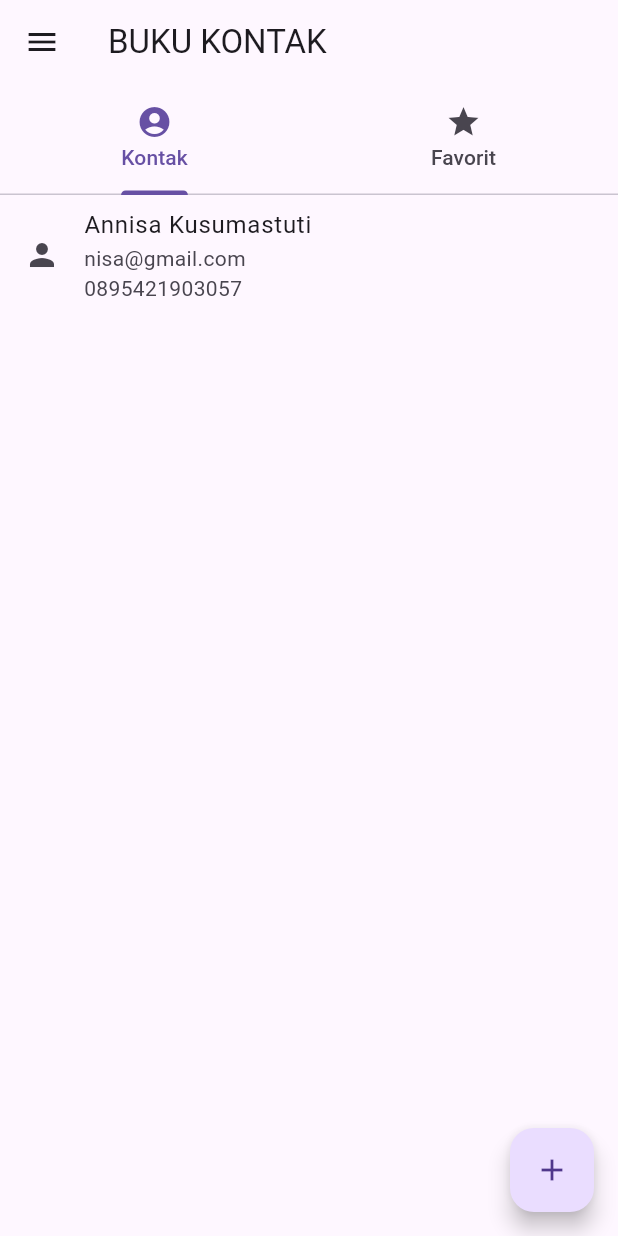
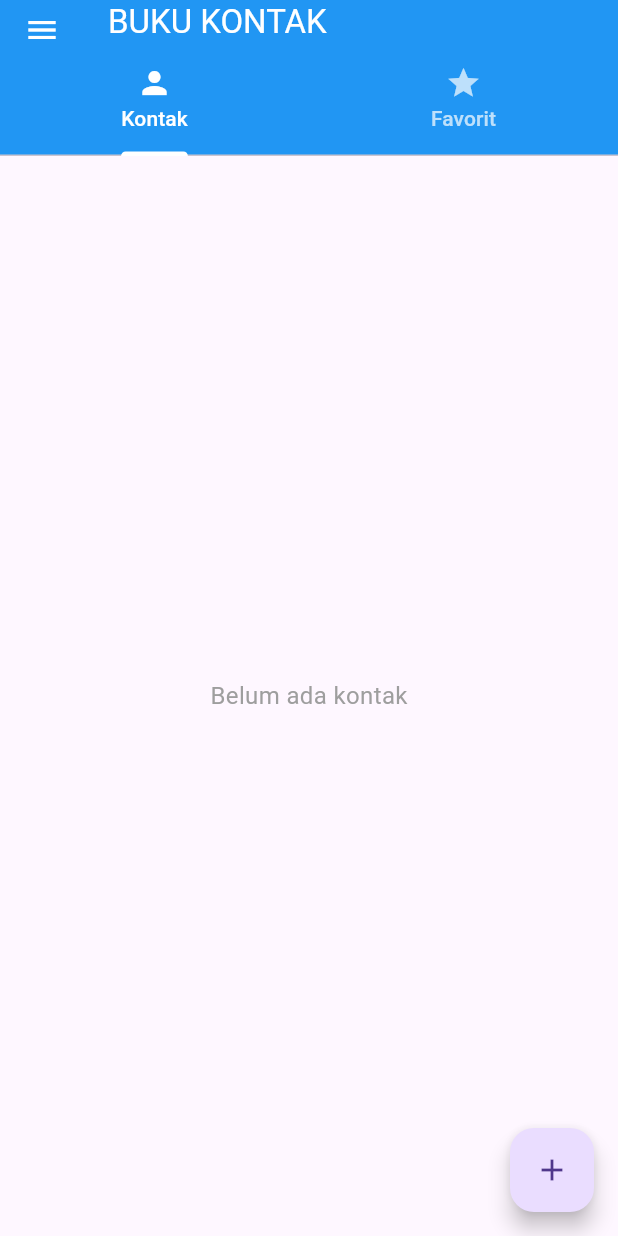
Before and after one commit to akas9-bit/Andreas_BukuKontak, a Flutter app: the screen it shows after launch, on a phone screen of 412 x 824 dp. Run offline on Flutter 3.47's test engine with Material 3 defaults, Android fonts, the light colour scheme and no system bars.

Commit message:
update kode terbaru

```diff
--- a/lib/main.dart
+++ b/lib/main.dart
@@ -1,66 +1,97 @@
 import 'package:flutter/material.dart';
 
 void main() {
-  runApp(const MyApp());
+  runApp(const BukuKontakApp());
 }
 
-class MyApp extends StatelessWidget {
-  const MyApp({super.key});
+class BukuKontakApp extends StatelessWidget {
+  const BukuKontakApp({super.key});
 
   @override
   Widget build(BuildContext context) {
     return MaterialApp(
       debugShowCheckedModeBanner: false,
       title: 'Buku Kontak',
-      theme: ThemeData(
-        primarySwatch: Colors.blue,
-      ),
-      // Menggunakan Named Routes
-      initialRoute: '/',
-      routes: {
-        '/': (context) => const HomePage(),
-        '/tambah': (context) => const TambahKontakPage(),
-        '/tentang': (context) => const TentangPage(),
-      },
+      theme: ThemeData(primarySwatch: Colors.blue),
+      home: const BerandaPage(),
     );
   }
 }
 
-// ---------------------------------------------------
-// HALAMAN UTAMA (Beranda dengan TabBar & Drawer)
-// ---------------------------------------------------
-class HomePage extends StatefulWidget {
-  const HomePage({super.key});
+// Model data untuk kontak
+class KontakModel {
+  final String nama;
+  final String email;
+  final String telepon;
+
+  KontakModel({required this.nama, required this.email, required this.telepon});
+}
+
+class BerandaPage extends StatefulWidget {
+  const BerandaPage({super.key});
 
   @override
-  State<HomePage> createState() => _HomePageState();
+  State<BerandaPage> createState() => _BerandaPageState();
 }
 
-class _HomePageState extends State<HomePage> {
-  // Daftar kontak awal (Contoh data)
-  List<Map<String, String>> kontakList = [
-    {
-      'nama': 'Annisa Kusumastuti',
-      'email': 'nisa@gmail.com',
-      'hp': '0895421903057',
+class _BerandaPageState extends State<BerandaPage>
+    with SingleTickerProviderStateMixin {
+  late TabController _tabController;
+  final List<KontakModel> _daftarKontak = [];
+
+  @override
+  void initState() {
+    super.initState();
+    // Inisialisasi TabController dengan 2 tab
+    _tabController = TabController(length: 2, vsync: this);
   }
-  ];
+
+  @override
+  void dispose() {
+    _tabController.dispose();
+    super.dispose();
+  }
+
+  // Fungsi untuk menambah kontak baru
+  void _tambahKontak(String nama, String email, String telepon) {
+    setState(() {
+      _daftarKontak.add(
+        KontakModel(nama: nama, email: email, telepon: telepon),
+      );
+    });
+  }
+
+  // Fungsi untuk menghapus kontak berdasarkan index
+  void _hapusKontak(int index) {
+    setState(() {
+      _daftarKontak.removeAt(index);
+    });
+  }
 
   @override
   Widget build(BuildContext context) {
-    return DefaultTabController(
-      length: 2,
-      child: Scaffold(
+    return Scaffold(
       appBar: AppBar(
+        backgroundColor: Colors.blue,
+        foregroundColor: Colors.white,
         title: const Text('BUKU KONTAK'),
-          bottom: const TabBar(
-            tabs: [
-              Tab(icon: Icon(Icons.account_circle), text: 'Kontak'),
+        bottom: PreferredSize(
+          preferredSize: const Size.fromHeight(48.0),
+          child: Container(
+            color: Colors.blue,
+            child: TabBar(
+              controller: _tabController, // Hubungkan controller di sini
+              labelColor: Colors.white,
+              unselectedLabelColor: Colors.white70,
+              indicatorColor: Colors.white,
+              tabs: const [
+                Tab(icon: Icon(Icons.person), text: 'Kontak'),
                 Tab(icon: Icon(Icons.star), text: 'Favorit'),
               ],
             ),
           ),
-        // NAVIGATION DRAWER
+        ),
+      ),
       drawer: Drawer(
         child: ListView(
           padding: EdgeInsets.zero,
@@ -69,14 +100,15 @@ class _HomePageState extends State<HomePage> {
               decoration: BoxDecoration(color: Colors.blue),
               child: Text(
                 'BUKU KONTAK',
-                  style: TextStyle(color: Colors.white, fontSize: 24),
+                style: TextStyle(color: Colors.white, fontSize: 20),
               ),
             ),
             ListTile(
-                leading: const Icon(Icons.contacts),
+              leading: const Icon(Icons.book),
               title: const Text('Kontak'),
               onTap: () {
-                  Navigator.pop(context);
+                Navigator.pop(context); // Tutup drawer
+                _tabController.animateTo(0); // Pindah ke tab Kontak (index 0)
               },
             ),
             ListTile(
@@ -84,11 +116,18 @@ class _HomePageState extends State<HomePage> {
               title: const Text('Tambah Kontak'),
               onTap: () async {
                 Navigator.pop(context);
-                  final result = await Navigator.pushNamed(context, '/tambah');
-                  if (result != null && result is Map<String, String>) {
-                    setState(() {
-                      kontakList.add(result);
-                    });
+                final hasilBaru = await Navigator.push(
+                  context,
+                  MaterialPageRoute(
+                    builder: (context) => const TambahKontakPage(),
+                  ),
+                );
+                if (hasilBaru != null && hasilBaru is KontakModel) {
+                  _tambahKontak(
+                    hasilBaru.nama,
+                    hasilBaru.email,
+                    hasilBaru.telepon,
+                  );
                 }
               },
             ),
@@ -96,7 +135,8 @@ class _HomePageState extends State<HomePage> {
               leading: const Icon(Icons.star),
               title: const Text('Favorit'),
               onTap: () {
-                  Navigator.pop(context);
+                Navigator.pop(context); // Tutup drawer
+                _tabController.animateTo(1); // Pindah ke tab Favorit (index 1)
               },
             ),
             ListTile(
@@ -104,56 +144,94 @@ class _HomePageState extends State<HomePage> {
               title: const Text('Tentang'),
               onTap: () {
                 Navigator.pop(context);
-                  Navigator.pushNamed(context, '/tentang');
+                Navigator.push(
+                  context,
+                  MaterialPageRoute(builder: (context) => const TentangPage()),
+                );
               },
             ),
           ],
         ),
       ),
-        // TAB BAR VIEW
       body: TabBarView(
+        controller: _tabController, // Hubungkan controller di sini
         children: [
-            // Tab 1: Daftar Kontak
-            kontakList.isEmpty
-                ? const Center(child: Text('Belum ada kontak'))
-                : ListView.builder(
-                    itemCount: kontakList.length,
-                    itemBuilder: (context, index) {
-                      return ListTile(
-                        leading: const Icon(Icons.person),
-                        title: Text(kontakList[index]['nama']!),
-                        subtitle: Text(
-                          '${kontakList[index]['email']}\n${kontakList[index]['hp']}',
-                        ),
-                      );
-                    },
-                  ),
-            // Tab 2: Favorit
-            const Center(
-              child: Text('Belum ada kontak favorit'),
-            ),
+          KontakPage(daftarKontak: _daftarKontak, onHapus: _hapusKontak),
+          const FavoritPage(),
         ],
       ),
-        // FLOATING ACTION BUTTON
       floatingActionButton: FloatingActionButton(
         onPressed: () async {
-            final result = await Navigator.pushNamed(context, '/tambah');
-            if (result != null && result is Map<String, String>) {
-              setState(() {
-                kontakList.add(result);
-              });
+          final hasilBaru = await Navigator.push(
+            context,
+            MaterialPageRoute(builder: (context) => const TambahKontakPage()),
+          );
+          if (hasilBaru != null && hasilBaru is KontakModel) {
+            _tambahKontak(hasilBaru.nama, hasilBaru.email, hasilBaru.telepon);
           }
         },
         child: const Icon(Icons.add),
-        ),
       ),
     );
   }
 }
 
-// ---------------------------------------------------
-// HALAMAN TAMBAH KONTAK
-// ---------------------------------------------------
+class KontakPage extends StatelessWidget {
+  final List<KontakModel> daftarKontak;
+  final Function(int) onHapus;
+
+  const KontakPage({
+    super.key,
+    required this.daftarKontak,
+    required this.onHapus,
+  });
+
+  @override
+  Widget build(BuildContext context) {
+    if (daftarKontak.isEmpty) {
+      return const Center(
+        child: Text(
+          'Belum ada kontak',
+          style: TextStyle(fontSize: 16, color: Colors.grey),
+        ),
+      );
+    }
+
+    return ListView.builder(
+      itemCount: daftarKontak.length,
+      itemBuilder: (context, index) {
+        final kontak = daftarKontak[index];
+        return ListTile(
+          leading: const Icon(Icons.person),
+          title: Text(kontak.nama),
+          subtitle: Text('${kontak.email}\n${kontak.telepon}'),
+          isThreeLine: true,
+          trailing: IconButton(
+            icon: const Icon(Icons.delete, color: Colors.red),
+            onPressed: () {
+              onHapus(index);
+            },
+          ),
+        );
+      },
+    );
+  }
+}
+
+class FavoritPage extends StatelessWidget {
+  const FavoritPage({super.key});
+
+  @override
+  Widget build(BuildContext context) {
+    return const Center(
+      child: Text(
+        'Belum ada kontak favorit',
+        style: TextStyle(fontSize: 16, color: Colors.grey),
+      ),
+    );
+  }
+}
+
 class TambahKontakPage extends StatefulWidget {
   const TambahKontakPage({super.key});
 
@@ -162,14 +240,16 @@ class TambahKontakPage extends StatefulWidget {
 }
 
 class _TambahKontakPageState extends State<TambahKontakPage> {
-  final _namaController = TextEditingController();
-  final _emailController = TextEditingController();
-  final _hpController = TextEditingController();
+  final TextEditingController _namaController = TextEditingController();
+  final TextEditingController _emailController = TextEditingController();
+  final TextEditingController _teleponController = TextEditingController();
 
   @override
   Widget build(BuildContext context) {
     return Scaffold(
       appBar: AppBar(
+        backgroundColor: Colors.blue,
+        foregroundColor: Colors.white,
         title: const Text('Tambah Kontak'),
       ),
       body: Padding(
@@ -185,19 +265,25 @@ class _TambahKontakPageState extends State<TambahKontakPage> {
               decoration: const InputDecoration(labelText: 'Email'),
             ),
             TextField(
-              controller: _hpController,
+              controller: _teleponController,
               decoration: const InputDecoration(labelText: 'No Handphone'),
               keyboardType: TextInputType.phone,
             ),
-            const SizedBox(height: 20),
+            const SizedBox(height: 30),
             ElevatedButton(
               onPressed: () {
-                // Mengirim data kembali ke HomePage
-                Navigator.pop(context, {
-                  'nama': _namaController.text,
-                  'email': _emailController.text,
-                  'hp': _hpController.text,
-                });
+                final nama = _namaController.text;
+                final email = _emailController.text;
+                final telepon = _teleponController.text;
+
+                if (nama.isNotEmpty) {
+                  Navigator.pop(
+                    context,
+                    KontakModel(nama: nama, email: email, telepon: telepon),
+                  );
+                } else {
+                  Navigator.pop(context);
+                }
               },
               child: const Text('Simpan'),
             ),
@@ -208,9 +294,6 @@ class _TambahKontakPageState extends State<TambahKontakPage> {
   }
 }
 
-// ---------------------------------------------------
-// HALAMAN TENTANG (Profil Diri)
-// ---------------------------------------------------
 class TentangPage extends StatelessWidget {
   const TentangPage({super.key});
 
@@ -218,27 +301,30 @@ class TentangPage extends StatelessWidget {
   Widget build(BuildContext context) {
     return Scaffold(
       appBar: AppBar(
+        backgroundColor: Colors.blue,
+        foregroundColor: Colors.white,
         title: const Text('Tentang'),
       ),
       body: Center(
         child: Column(
           mainAxisAlignment: MainAxisAlignment.center,
-          children: const [
-            // Placeholder Foto Menggunakan AssetImage
-            CircleAvatar(
-              radius: 60,
-              backgroundColor: Colors.orange,
+          children: [
+            const CircleAvatar(
+              radius: 50,
               backgroundImage: AssetImage('assets/foto_profil.png'),
             ),
-            SizedBox(height: 20),
-            Text(
+            const SizedBox(height: 16),
+            const Text(
               'Andreas Dwi Prakasa',
-              style: TextStyle(fontSize: 18, fontWeight: FontWeight.bold),
+              style: TextStyle(fontSize: 20, fontWeight: FontWeight.bold),
             ),
-            SizedBox(height: 5),
-            Text('XII RPL B'),
-            SizedBox(height: 5),
-            Text('SMK Negeri 5 Surakarta'),
+            const SizedBox(height: 8),
+            const Text('XII RPL B', style: TextStyle(fontSize: 16)),
+            const SizedBox(height: 4),
+            const Text(
+              'SMK Negeri 5 Surakarta',
+              style: TextStyle(fontSize: 16),
+            ),
           ],
         ),
       ),
```
Lines whose indentation alone changed are shown as unchanged.
